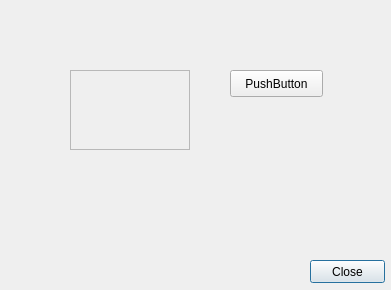
First picture: the form in conf/catalogs/books/form.ui, repository warvariuc/wic, before the edit.
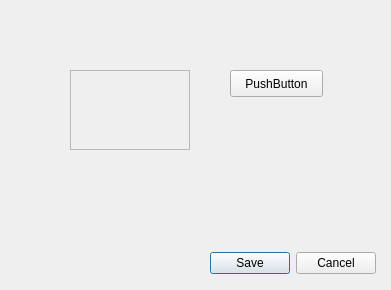
Second picture: the form after the edit.

```diff
--- a/conf/catalogs/books/form.ui
+++ b/conf/catalogs/books/form.ui
@@ -25,19 +25,6 @@
   <property name="windowTitle">
    <string>Dialog</string>
   </property>
-  <widget class="QPushButton" name="Close">
-   <property name="geometry">
-    <rect>
-     <x>310</x>
-     <y>260</y>
-     <width>75</width>
-     <height>23</height>
-    </rect>
-   </property>
-   <property name="text">
-    <string>Close</string>
-   </property>
-  </widget>
   <widget class="QFrame" name="frame">
    <property name="geometry">
     <rect>
@@ -67,6 +54,19 @@
     <string>PushButton</string>
    </property>
   </widget>
+  <widget class="QDialogButtonBox" name="buttonBox">
+   <property name="geometry">
+    <rect>
+     <x>210</x>
+     <y>250</y>
+     <width>166</width>
+     <height>27</height>
+    </rect>
+   </property>
+   <property name="standardButtons">
+    <set>QDialogButtonBox::Cancel|QDialogButtonBox::Save</set>
+   </property>
+  </widget>
  </widget>
  <resources/>
  <connections/>
```
